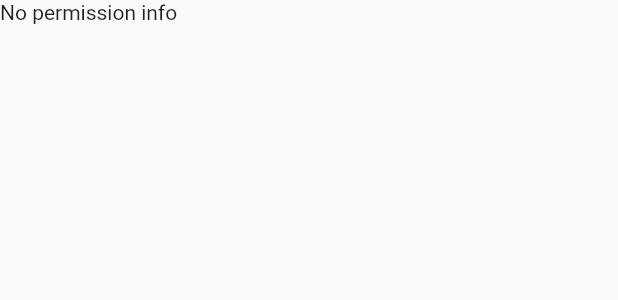
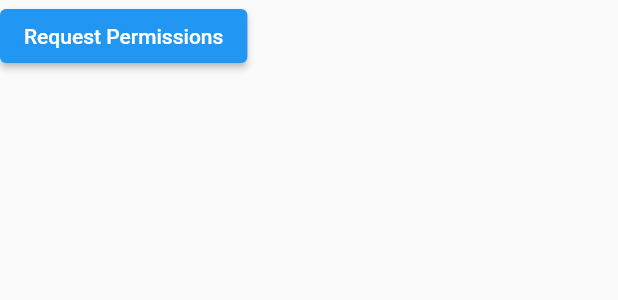
Before and after one commit to appmvv/flutter_app12, a Flutter app: the Permissions widget shown alone on an empty page, opened directly, on a phone screen of 412 x 824 dp. Shown: the top 300 px of the screen. Run offline on Flutter 3.47's test engine with Material 2 defaults, Android fonts, the phone set to English and light mode, and no system bars; our stand-ins replace firebase_core, firebase_messaging, flutter_html, flutter_local_notifications, html_unescape, shared_preferences; missing offline and left inert: draggable_scrollbar, http_logger_library, http_middleware_library; accounts and stored records are empty; generated files the repository leaves out were written again; statements that could not run were skipped.

Commit message:
commit old permissions

```diff
--- a/lib/firebase/permissions.dart
+++ b/lib/firebase/permissions.dart
@@ -15,30 +15,16 @@ class _Permissions extends State<Permissions> {
   bool _fetching = false;
   NotificationSettings _settings;
 
-  Future<void> getPermissions() async {
-    setState(() {
-      _fetching = true;
-    });
-
-    NotificationSettings settings =
-        await FirebaseMessaging.instance.getNotificationSettings();
-
-    setState(() {
-      _fetching = false;
-      _settings = settings;
-    });
-  }
-
   Future<void> requestPermissions() async {
     setState(() {
       _fetching = true;
     });
 
     NotificationSettings settings =
-        await FirebaseMessaging.instance.requestPermission(
-      alert: true,
-      badge: true,
-      sound: true,
+    await FirebaseMessaging.instance.requestPermission(
+      announcement: true,
+      carPlay: true,
+      criticalAlert: true,
     );
 
     setState(() {
@@ -67,34 +53,26 @@ class _Permissions extends State<Permissions> {
       return const CircularProgressIndicator();
     }
 
-    if (!_requested && _settings != null &&
-        _settings.authorizationStatus == AuthorizationStatus.notDetermined) {
+    if (!_requested) {
       return ElevatedButton(
           onPressed: requestPermissions,
           child: const Text('Request Permissions'));
     }
 
     return Column(children: [
-
-      // row('Authorization Status', statusMap[_settings.authorizationStatus]),
-      // if (defaultTargetPlatform == TargetPlatform.iOS) ...[
-      //   row('Alert', settingsMap[_settings.alert]),
-      //   row('Announcement', settingsMap[_settings.announcement]),
-      //   row('Badge', settingsMap[_settings.badge]),
-      //   row('Car Play', settingsMap[_settings.carPlay]),
-      //   row('Lock Screen', settingsMap[_settings.lockScreen]),
-      //   row('Notification Center', settingsMap[_settings.notificationCenter]),
-      //   row('Show Previews', previewMap[_settings.showPreviews]),
-      //   row('Sound', settingsMap[_settings.sound]),
-      // ],
-    _settings == null ? Text('No permission info') :
-      _settings.authorizationStatus == AuthorizationStatus.authorized
-          ? Text('User granted permission')
-          : (_settings.authorizationStatus == AuthorizationStatus.denied
-              ? Text('User declined or has not accepted permission')
-              : Text(_settings.authorizationStatus.toString())),
- //     ElevatedButton(
- //         onPressed: () => {}, child: const Text('Reload Permissions')),
+      row('Authorization Status', statusMap[_settings.authorizationStatus]),
+      if (defaultTargetPlatform == TargetPlatform.iOS) ...[
+        row('Alert', settingsMap[_settings.alert]),
+        row('Announcement', settingsMap[_settings.announcement]),
+        row('Badge', settingsMap[_settings.badge]),
+        row('Car Play', settingsMap[_settings.carPlay]),
+        row('Lock Screen', settingsMap[_settings.lockScreen]),
+        row('Notification Center', settingsMap[_settings.notificationCenter]),
+        row('Show Previews', previewMap[_settings.showPreviews]),
+        row('Sound', settingsMap[_settings.sound]),
+      ],
+      ElevatedButton(
+          onPressed: () => {}, child: const Text('Reload Permissions')),
     ]);
   }
 }
```
